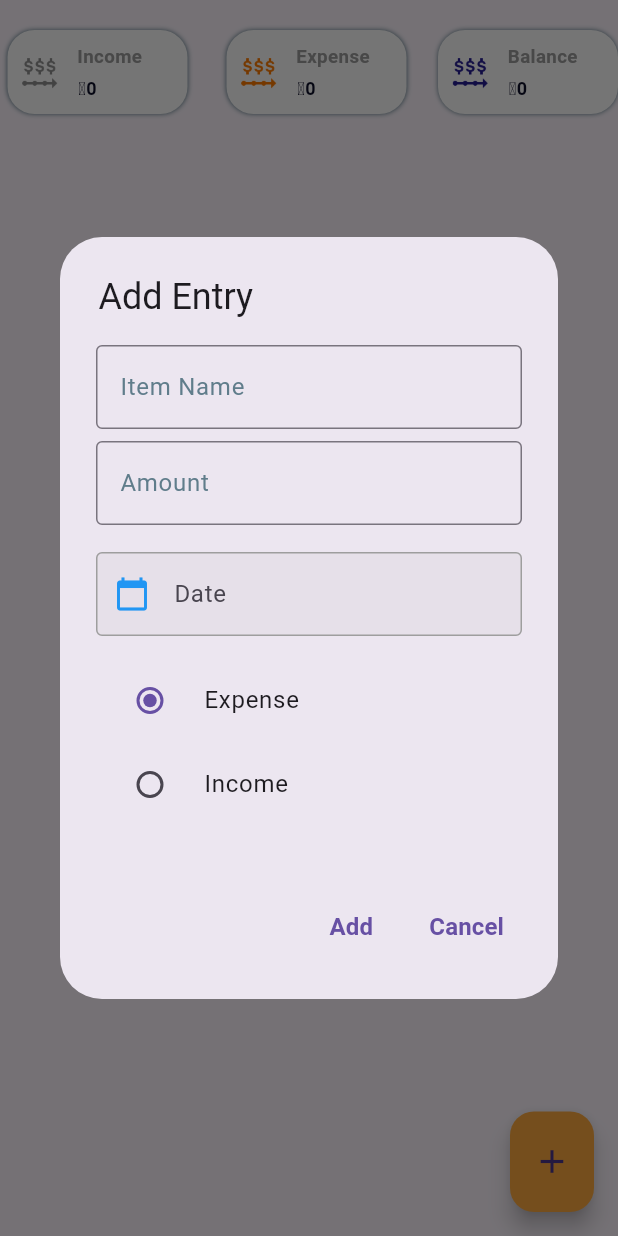
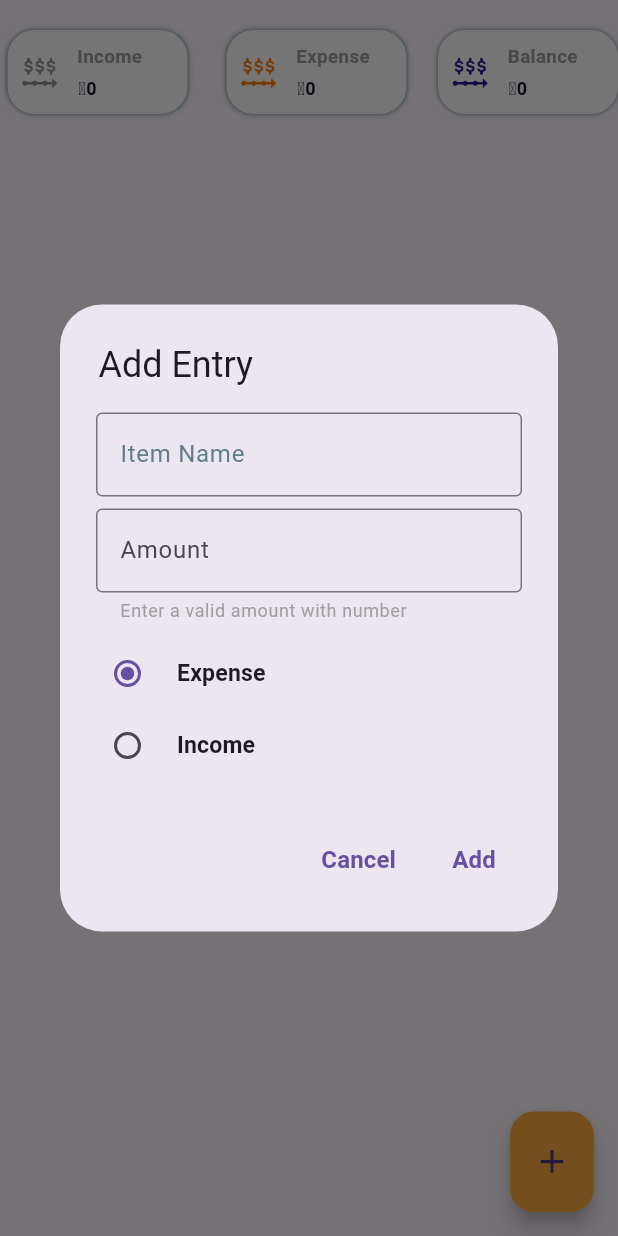
Before and after one commit to kwiiki/wisemoney, a Flutter app: the Home screen opened directly, after a tap on the "add" icon, on a phone screen of 412 x 824 dp. Run offline on Flutter 3.47's test engine with Material 3 defaults, Android fonts, the phone set to English and light mode, and no system bars; our stand-ins replace firebase_auth, firebase_core, fl_chart, hive, hive_flutter, share_plus; accounts and stored records are empty.

Commit message:
validation and correction

```diff
--- a/lib/features/user_auth/presentation/pages/home.dart
+++ b/lib/features/user_auth/presentation/pages/home.dart
@@ -1,9 +1,10 @@
 import 'package:flutter/material.dart';
+import 'package:flutter/services.dart';
 import 'package:hive/hive.dart';
 import 'package:intl/intl.dart';
-import 'package:wisemoney/features/user_auth/presentation/pages/expense_model.dart';
-import 'package:wisemoney/features/user_auth/presentation/pages/fund_condition_widget.dart';
-import 'package:wisemoney/features/user_auth/presentation/pages/item.dart';
+import 'expense_model.dart';
+import 'fund_condition_widget.dart';
+import 'item.dart';
 
 class Home extends StatefulWidget {
   const Home({super.key});
@@ -24,15 +25,17 @@ class _HomePageState extends State<Home> {
   int totalMoney = 0;
   int spentMoney = 0;
   int income = 0;
-  DateTime? pickedDate;
-  String currentOption = "Expense"; // Инициализируем со значением "Expense"
+  String currentOption = options[0];
+  String dialogOption = options[0];
 
   @override
   void initState() {
     super.initState();
     _expensesBox = Hive.box('expenses');
     _loadExpenses();
+    _setCurrentDate();
   }
+
   void _loadExpenses() {
     expenses = _expensesBox.values.toList();
     _calculateTotals();
@@ -68,6 +71,12 @@ class _HomePageState extends State<Home> {
     totalMoney = income - spentMoney;
   }
 
+  void _setCurrentDate() {
+    final now = DateTime.now();
+    String date = DateFormat.yMMMMd().format(now);
+    dateController.text = date;
+  }
+
   @override
   Widget build(BuildContext context) {
     return Scaffold(
@@ -90,22 +99,32 @@ class _HomePageState extends State<Home> {
                     actions: [
                       TextButton(
                         onPressed: () {
-                          if (amountController.text.isNotEmpty &&
-                              itemController.text.isNotEmpty &&
-                              pickedDate != null) {
-                            amount = int.parse(amountController.text);
+                          Navigator.pop(context);
+                        },
+                        child: const Text(
+                          "Cancel",
+                          style: TextStyle(
+                            fontWeight: FontWeight.bold,
+                            fontSize: 16,
+                          ),
+                        ),
+                      ),
+                      TextButton(
+                        onPressed: () {
+                          if (itemController.text.isNotEmpty &&
+                              amountController.text.isNotEmpty &&
+                              double.tryParse(amountController.text) != null) {
+                            double amount = double.parse(amountController.text);
                             final expense = ExpenseModel(
                               item: itemController.text,
-                              amount: amount,
-                              isIncome:
-                                  currentOption == "Income" ? true : false,
-                              date: pickedDate!,
+                              amount: amount.toInt(),
+                              isIncome: dialogOption == "Income" ? true : false,
+                              date: DateTime.now(),
                             );
                             _saveExpense(expense);
 
                             itemController.clear();
                             amountController.clear();
-                            dateController.clear();
                             Navigator.pop(context);
                           } else {
                             showDialog(
@@ -114,7 +133,7 @@ class _HomePageState extends State<Home> {
                                 return AlertDialog(
                                   title: const Text("Error"),
                                   content: const Text(
-                                      "Please fill in all the required fields."),
+                                      "Please enter a valid amount and fill in all the required fields."),
                                   actions: [
                                     TextButton(
                                       onPressed: () {
@@ -136,21 +155,9 @@ class _HomePageState extends State<Home> {
                           ),
                         ),
                       ),
-                      TextButton(
-                        onPressed: () {
-                          Navigator.pop(context);
-                        },
-                        child: const Text(
-                          "Cancel",
-                          style: TextStyle(
-                            fontWeight: FontWeight.bold,
-                            fontSize: 16,
-                          ),
-                        ),
-                      ),
                     ],
                     content: SizedBox(
-                      height: 340,
+                      height: 250,
                       width: 400,
                       child: Column(
                         children: [
@@ -167,75 +174,63 @@ class _HomePageState extends State<Home> {
                           const SizedBox(height: 8),
                           TextField(
                             controller: amountController,
-                            keyboardType: TextInputType.number,
+                            keyboardType: const TextInputType.numberWithOptions(
+                                decimal: true),
+                            inputFormatters: [
+                              FilteringTextInputFormatter.allow(
+                                  RegExp(r'^\d+\.?\d{0,2}')),
+                            ],
                             decoration: const InputDecoration(
-                              hintText: "Amount",
-                              hintStyle: TextStyle(
-                                color: Colors.blueGrey,
+                              hintText: "Amount ",
+                              helperText: "Enter a valid amount with number",
+                              helperStyle: TextStyle(
+                                color: Colors.grey,
+                                fontSize: 12,
                               ),
                               border: OutlineInputBorder(),
                             ),
                           ),
-                          const SizedBox(height: 18),
-                          Align(
-                            alignment: Alignment.centerLeft,
-                            child: TextField(
-                              onTap: () async {
-                                pickedDate = await showDatePicker(
-                                  context: context,
-                                  initialDate: DateTime.now(),
-                                  firstDate: DateTime(2000),
-                                  lastDate: DateTime(2100),
-                                );
-                                String date =
-                                    DateFormat.yMMMMd().format(pickedDate!);
-                                dateController.text = date;
-                                setState(() {});
-                              },
-                              controller: dateController,
-                              decoration: const InputDecoration(
-                                labelText: "Date",
-                                hintStyle: TextStyle(
-                                  color: Colors.blueGrey,
-                                ),
-                                filled: true,
-                                prefixIcon: Icon(Icons.calendar_today),
-                                prefixIconColor: Colors.blue,
-                                enabledBorder: OutlineInputBorder(
-                                  borderSide: BorderSide(
-                                    color: Colors.grey,
-                                  ),
-                                ),
-                                focusedBorder: OutlineInputBorder(
-                                  borderSide: BorderSide(
-                                    color: Colors.blue,
-                                  ),
+                          const SizedBox(height: 10),
+                          RadioMenuButton(
+                            value: options[0],
+                            groupValue: dialogOption,
+                            onChanged: (expense) {
+                              setState(() {
+                                dialogOption = expense.toString();
+                              });
+                            },
+                            child: const Padding(
+                              padding: EdgeInsets.only(left: 12),
+                              child: Text(
+                                "Expense",
+                                style: TextStyle(
+                                  fontWeight: FontWeight.w600,
+                                  fontSize: 15.4,
                                 ),
                               ),
-                              readOnly: true,
                             ),
                           ),
-                          const SizedBox(height: 15),
-
-                          RadioListTile(
-                            title: const Text("Expense"),
-                            value: "Expense",
-                            groupValue: currentOption,
-                            onChanged: (value) {
+                          RadioMenuButton(
+                            style: ButtonStyle(
+                              iconSize: MaterialStateProperty.all(20),
+                            ),
+                            value: options[1],
+                            groupValue: dialogOption,
+                            onChanged: (income) {
                               setState(() {
-                                currentOption = value!;
+                                dialogOption = income.toString();
                               });
                             },
-                          ),
-                          RadioListTile(
-                            title: const Text("Income"),
-                            value: "Income",
-                            groupValue: currentOption,
-                            onChanged: (value) {
-                              setState(() {
-                                currentOption = value!;
-                              });
-                            },
+                            child: const Padding(
+                              padding: EdgeInsets.only(left: 12),
+                              child: Text(
+                                "Income",
+                                style: TextStyle(
+                                  fontWeight: FontWeight.w600,
+                                  fontSize: 15.4,
+                                ),
+                              ),
+                            ),
                           ),
                         ],
                       ),
@@ -337,7 +332,7 @@ class _HomePageState extends State<Home> {
                       expense: ExpenseModel(
                         item: expenses[index].item,
                         amount: expenses[index].amount,
-                        isIncome: currentOption == "Income" ? true : false,
+                        isIncome: expenses[index].isIncome,
                         date: expenses[index].date,
                       ),
                       onDelete: () {},
```
